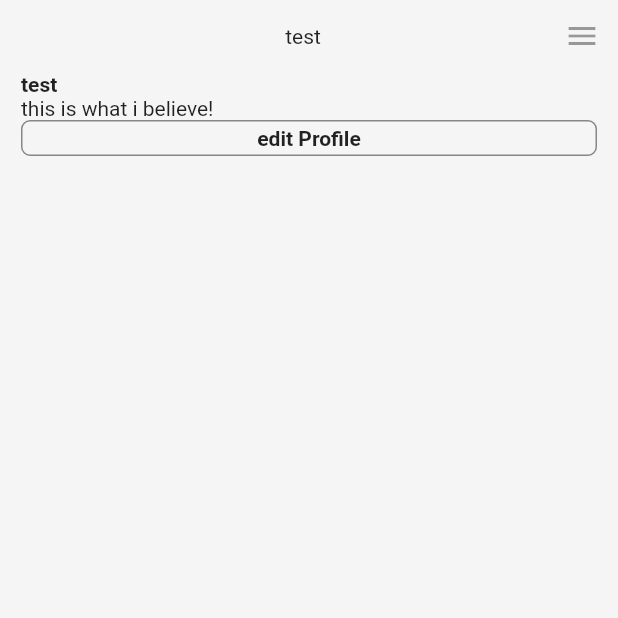
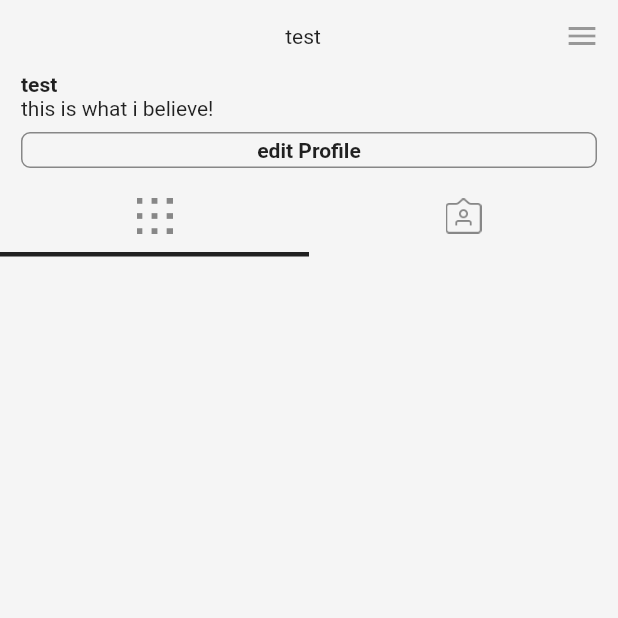
Before and after one commit to dydkask/insta_clone, a Flutter app: the ProfileScreen screen opened directly, on a phone screen of 412 x 824 dp, the top half of it. Run offline on Flutter 3.47's test engine with Material 2 defaults, Android fonts, the phone set to English and light mode, and no system bars; our stand-ins replace cached_network_image; network calls fail.

Commit message:
Add progile

```diff
--- /dev/null
+++ b/lib/constants/screen_size.dart
@@ -0,0 +1,4 @@
+
+import 'package:flutter/cupertino.dart';
+
+Size? size;
--- a/lib/homePage.dart
+++ b/lib/homePage.dart
@@ -1,6 +1,7 @@
 import 'package:flutter/material.dart';
 import 'package:insta_clone/screens/profile_screen.dart';
 
+import 'constants/screen_size.dart';
 import 'screens/feed_screen.dart';
 
 class HomePage extends StatefulWidget {
@@ -37,6 +38,8 @@ class _HomePageState extends State<HomePage> {
   ];
   @override
   Widget build(BuildContext context) {
+    if (size == null) size = MediaQuery.of(context).size;
+
     return MaterialApp(
       home: Scaffold(
         body: IndexedStack(
--- a/lib/screens/feed_screen.dart
+++ b/lib/screens/feed_screen.dart
@@ -37,7 +37,7 @@ class FeedScreen extends StatelessWidget {
       ),
       body: ListView.builder(
         itemBuilder: (BuildContext context, int index) {
-          return Post(index,null);
+          return Post(index);
         },
         itemCount: 30,
       ),
--- a/lib/screens/profile_screen.dart
+++ b/lib/screens/profile_screen.dart
@@ -1,6 +1,6 @@
 import 'package:flutter/cupertino.dart';
 import 'package:flutter/material.dart';
-import 'package:insta_clone/constants/common_size.dart';
+import 'package:insta_clone/widgets/profile_body.dart';
 
 class ProfileScreen extends StatelessWidget {
   @override
@@ -12,45 +12,10 @@ class ProfileScreen extends StatelessWidget {
             crossAxisAlignment: CrossAxisAlignment.start,
             children: [
               _appbar(),
-              Expanded(
-                child: CustomScrollView(
-                  slivers: [
-                    SliverList(
-                      delegate: SliverChildListDelegate([
-                        _username(),
-                        _userBio(),
-                        _editProfileBtn(),
-                      ]),
-                    ),
-                    // SliverToBoxAdapter(
-                    //
-                    // )
-                  ],
-                ),
-              ),
+              ProfileBody(),
             ],
           ),
         ));
-  }
-
-  Padding _editProfileBtn() {
-    return Padding(
-      padding: const EdgeInsets.symmetric(horizontal: common_gap),
-      child: SizedBox(
-        height: 24,
-        child: OutlineButton(
-          onPressed: () {},
-          borderSide: BorderSide(color: Colors.black45),
-          shape: RoundedRectangleBorder(
-            borderRadius: BorderRadius.circular(6),
-          ),
-          child: Text(
-            'edit Profile',
-            style: TextStyle(fontWeight: FontWeight.bold),
-          ),
-        ),
-      ),
-    );
   }
 
   Row _appbar() {
@@ -69,24 +34,4 @@ class ProfileScreen extends StatelessWidget {
       ],
     );
   }
-
-  Widget _username() {
-    return Padding(
-      padding: const EdgeInsets.symmetric(horizontal: common_gap),
-      child: Text(
-        'test',
-        style: TextStyle(fontWeight: FontWeight.bold),
-      ),
-    );
-  }
-
-  Widget _userBio() {
-    return Padding(
-      padding: const EdgeInsets.symmetric(horizontal: common_gap),
-      child: Text(
-        'this is what i believe!',
-        style: TextStyle(fontWeight: FontWeight.w400),
-      ),
-    );
-  }
 }
--- a/lib/widgets/post.dart
+++ b/lib/widgets/post.dart
@@ -2,6 +2,7 @@ import 'package:cached_network_image/cached_network_image.dart';
 import 'package:flutter/cupertino.dart';
 import 'package:flutter/material.dart';
 import 'package:insta_clone/constants/common_size.dart';
+import 'package:insta_clone/constants/screen_size.dart';
 import 'package:insta_clone/widgets/my_avatar.dart';
 
 import 'comment.dart';
@@ -9,17 +10,14 @@ import 'my_progress_indicator.dart';
 
 class Post extends StatelessWidget {
   final number;
-  late Size? size;
 
   Post(
-    this.number,
-    this.size, {
+    this.number, {
     Key? key,
   }) : super(key: key);
 
   @override
   Widget build(BuildContext context) {
-    if (size == null) size = MediaQuery.of(context).size;
 
     return Column(
       crossAxisAlignment: CrossAxisAlignment.start,
@@ -89,7 +87,7 @@ class Post extends StatelessWidget {
           child: MyAvatar(
             avatarWidth: avatar_size,
             avatarHeight: avatar_size,
-            avatarImage: 'https://picsum.photos/100/100/$number',
+            avatarImage: 'https://picsum.photos/id/$number/100/100',
           ),
         ),
         Expanded(child: Text('UserName')), // 끝까지 다 채워주는 위젯
--- /dev/null
+++ b/lib/widgets/profile_body.dart
@@ -0,0 +1,128 @@
+import 'package:flutter/material.dart';
+import 'package:insta_clone/constants/common_size.dart';
+import 'package:insta_clone/constants/screen_size.dart';
+
+class ProfileBody extends StatefulWidget {
+  const ProfileBody({Key? key}) : super(key: key);
+
+  @override
+  _ProfileBodyState createState() => _ProfileBodyState();
+}
+
+class _ProfileBodyState extends State<ProfileBody> {
+  SelectedTab _selectedTab = SelectedTab.left;
+
+  @override
+  Widget build(BuildContext context) {
+
+    return Expanded(
+      child: CustomScrollView(
+        slivers: [
+          SliverList(
+            delegate: SliverChildListDelegate([
+              _username(),
+              _userBio(),
+              _editProfileBtn(),
+              _tabButtons(),
+              _selectedIndicator(),
+            ]),
+          ),
+        ],
+      ),
+    );
+  }
+
+  Widget _selectedIndicator() {
+    return AnimatedContainer(
+      child: Container(
+        height: 3,
+        width: size!.width / 2,
+        color: Colors.black87,
+      ),
+      alignment: _selectedTab == SelectedTab.left
+          ? Alignment.centerLeft
+          : Alignment.centerRight,
+      duration: Duration(milliseconds: 1000),
+      curve: Curves.easeInOut,
+    );
+  }
+
+  Row _tabButtons() {
+    return Row(
+      mainAxisAlignment: MainAxisAlignment.spaceAround,
+      children: [
+        Expanded(
+            child: IconButton(
+          onPressed: () {
+            setState(() {
+              _selectedTab = SelectedTab.left;
+            });
+          },
+          icon: ImageIcon(
+            AssetImage('assets/images/grid.png'),
+            color: _selectedTab == SelectedTab.left
+                ? Colors.black45
+                : Colors.black26,
+          ),
+        )),
+        Expanded(
+            child: IconButton(
+          onPressed: () {
+            setState(() {
+              _selectedTab = SelectedTab.right;
+            });
+          },
+          icon: ImageIcon(
+            AssetImage('assets/images/saved.png'),
+            color: _selectedTab == SelectedTab.right
+                ? Colors.black26
+                : Colors.black45,
+          ),
+        )),
+      ],
+    );
+  }
+
+  Widget _username() {
+    return Padding(
+      padding: const EdgeInsets.symmetric(horizontal: common_gap),
+      child: Text(
+        'test',
+        style: TextStyle(fontWeight: FontWeight.bold),
+      ),
+    );
+  }
+
+  Widget _userBio() {
+    return Padding(
+      padding: const EdgeInsets.symmetric(horizontal: common_gap),
+      child: Text(
+        'this is what i believe!',
+        style: TextStyle(fontWeight: FontWeight.w400),
+      ),
+    );
+  }
+
+  Padding _editProfileBtn() {
+    return Padding(
+      padding: const EdgeInsets.symmetric(
+          horizontal: common_gap, vertical: common_xxs_gap),
+      child: SizedBox(
+        height: 24,
+        child: OutlineButton(
+          onPressed: () {},
+          borderSide: BorderSide(color: Colors.black45),
+          shape: RoundedRectangleBorder(
+            borderRadius: BorderRadius.circular(6),
+          ),
+          child: Text(
+            'edit Profile',
+            style: TextStyle(fontWeight: FontWeight.bold),
+          ),
+        ),
+      ),
+    );
+  }
+}
+
+enum SelectedTab { left, right }
```
